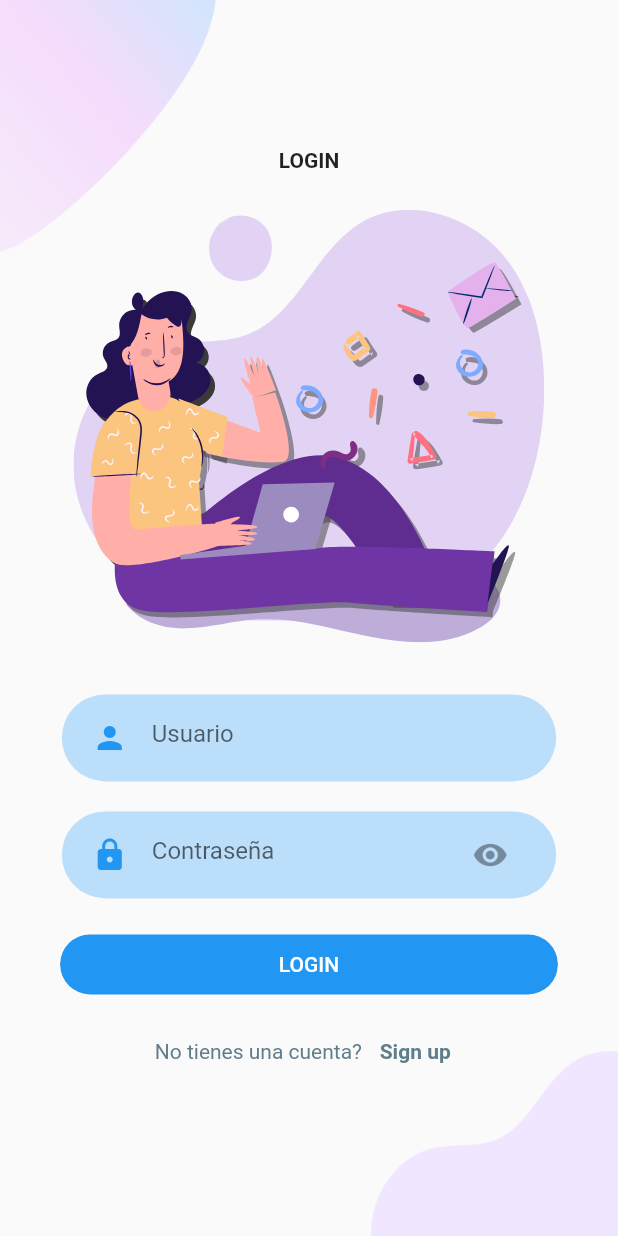
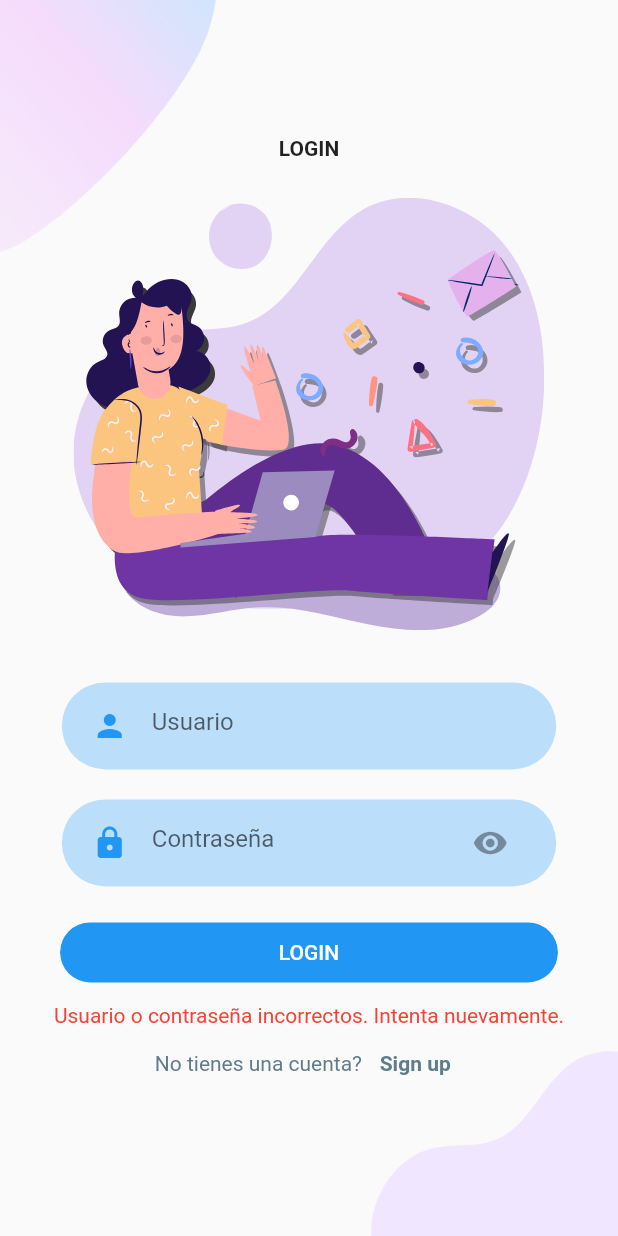
Before and after one commit to FelipeFranco0101/contact_app, a Flutter app: the LoginScreen screen opened directly, after a tap on "LOGIN", on a phone screen of 412 x 824 dp. Run offline on Flutter 3.47's test engine with Material 2 defaults, Android fonts, the light colour scheme and no system bars; our stand-ins replace flutter_svg, sqflite; accounts and stored records are empty.

Commit message:
mensajes login y signup

```diff
--- a/lib/body.dart
+++ b/lib/body.dart
@@ -31,7 +31,7 @@ class Body extends StatelessWidget {
             height: size.height * 0.03,
           ),
           RoundedButton(
-            text: 'Login',
+            text: 'Iniciar Sesión',
             press: () {
               Navigator.push(context, MaterialPageRoute(builder: (context) {
                 return const LoginScreen();
@@ -39,7 +39,7 @@ class Body extends StatelessWidget {
             },
           ),
           RoundedButton(
-              text: 'Sign Up',
+              text: 'Registrarse',
               press: () {
                 Navigator.push(context, MaterialPageRoute(builder: (_) {
                   return const SignUp();
--- a/lib/login/login_screen.dart
+++ b/lib/login/login_screen.dart
@@ -7,7 +7,7 @@ import 'package:flutter_svg/flutter_svg.dart';
 import 'input_commons.dart';
 
 class LoginScreen extends StatefulWidget {
-  const LoginScreen({super.key});
+  const LoginScreen({Key? key}) : super(key: key);
 
   @override
   State<LoginScreen> createState() => _LoginScreenState();
@@ -16,6 +16,8 @@ class LoginScreen extends StatefulWidget {
 class _LoginScreenState extends State<LoginScreen> {
   final usuarioController = TextEditingController();
   final claveController = TextEditingController();
+
+  bool showError = false;
 
   @override
   Widget build(BuildContext context) {
@@ -76,7 +78,8 @@ class _LoginScreenState extends State<LoginScreen> {
                     suffixIconData: Icons.visibility,
                     textEditingController: claveController),
                 Container(
-                  padding: const EdgeInsets.symmetric(vertical: 10, horizontal: 40),
+                  padding:
+                      const EdgeInsets.symmetric(vertical: 10, horizontal: 40),
                   child: SizedBox(
                     width: size.height * 0.8,
                     child: ClipRRect(
@@ -90,6 +93,11 @@ class _LoginScreenState extends State<LoginScreen> {
                     ),
                   ),
                 ),
+                if (showError) // Mostrar el mensaje de error solo cuando showError es true
+                  const Text(
+                    'Usuario o contraseña incorrectos. Intenta nuevamente.',
+                    style: TextStyle(color: Colors.red),
+                  ),
                 Row(
                   mainAxisAlignment: MainAxisAlignment.center,
                   children: [
@@ -105,7 +113,9 @@ class _LoginScreenState extends State<LoginScreen> {
                       },
                       child: const Text(
                         'Sign up',
-                        style: TextStyle(fontWeight: FontWeight.bold, color: Colors.blueGrey),
+                        style: TextStyle(
+                            fontWeight: FontWeight.bold,
+                            color: Colors.blueGrey),
                       ),
                     ),
                   ],
@@ -134,14 +144,22 @@ class _LoginScreenState extends State<LoginScreen> {
 
   void validAuth(BuildContext context) async {
     debugPrint('${usuarioController.text} ${claveController.text}');
-    await DatabaseHelper.instance.auth(usuarioController.text, claveController.text).then((value) => {
-          if (value != null)
-            {
-              Navigator.push(context, MaterialPageRoute(builder: (context) {
-                return ContactHomePages(usuario: value.usuario);
-              }))
-            }
-        });
+    await DatabaseHelper.instance
+        .auth(usuarioController.text, claveController.text)
+        .then(
+      (value) {
+        if (value != null) {
+          Navigator.push(context, MaterialPageRoute(builder: (context) {
+            return ContactHomePages(usuario: value.usuario);
+          }));
+        } else {
+          setState(() {
+            showError =
+                true; // Mostrar el mensaje de error si las credenciales son incorrectas
+          });
+        }
+      },
+    );
   }
 }
 
```
